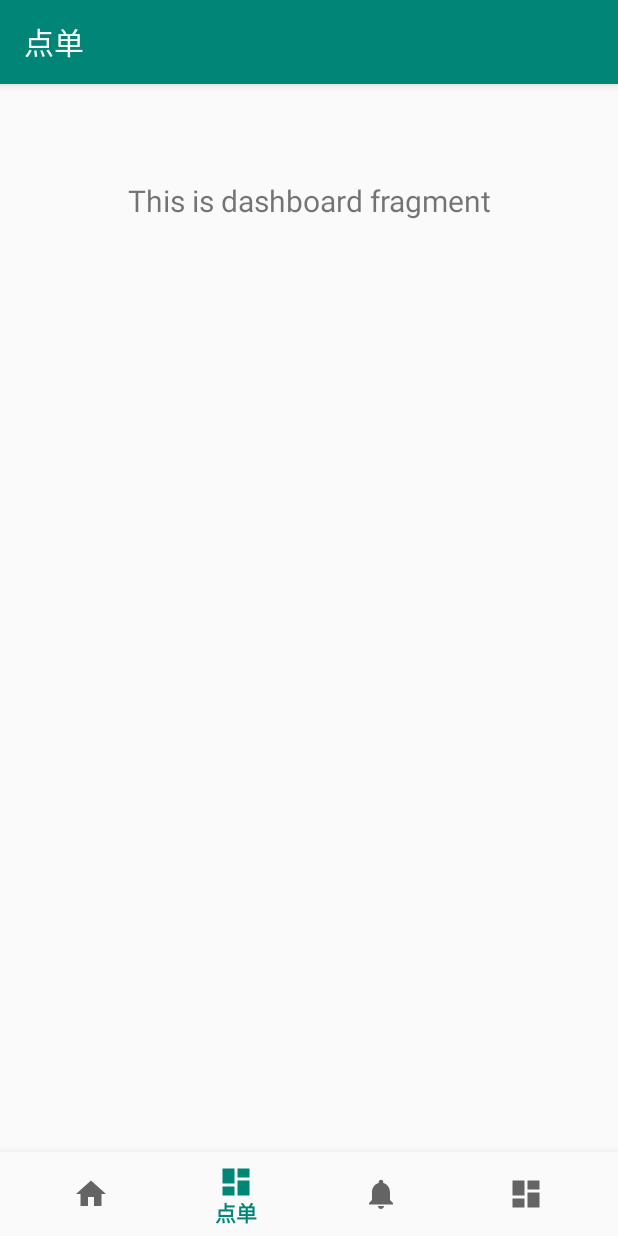
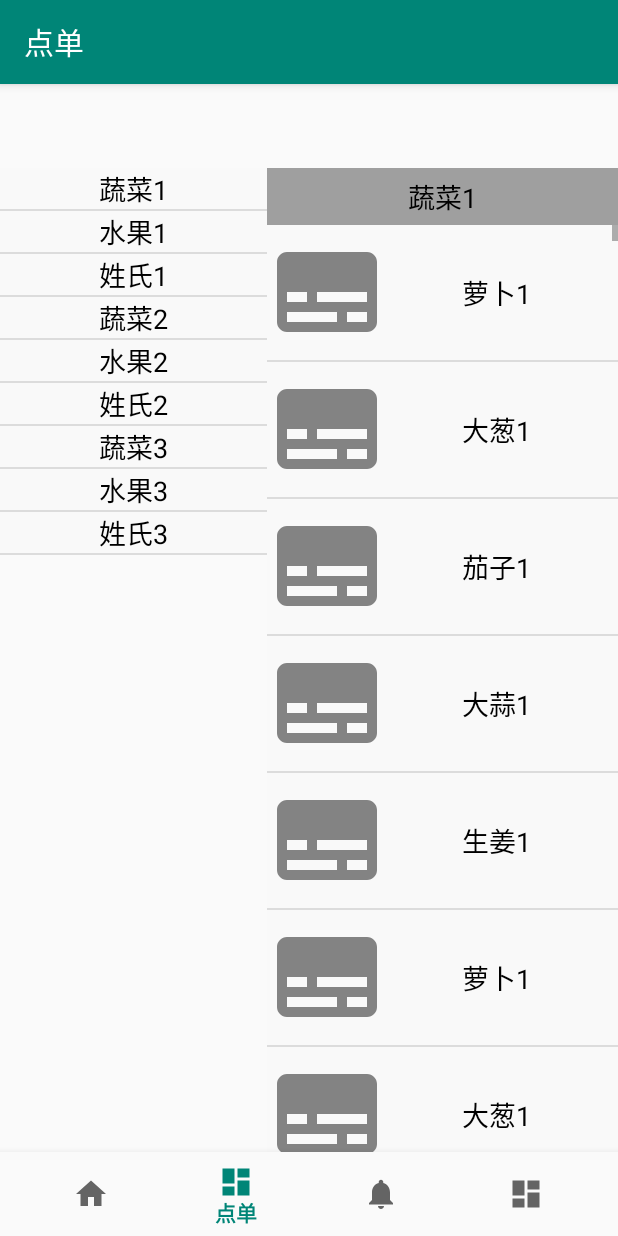
Before and after one commit to y894577/OrderApplication, an Android app: the DashboardFragment screen opened through its navigation route, on a phone screen of 412 x 824 dp. Run offline under Robolectric (Android 15) with nearby library versions, the phone set to English and light mode, and no system bars; our stand-ins replace navigation-ui; Roboto replaces fonts that are not available here.

Commit message:
【新增】订单滑动拖动界面

```diff
--- /dev/null
+++ b/app/src/main/java/com/example/myapplication/BaseData.java
@@ -0,0 +1,43 @@
+package com.example.myapplication;
+
+public class BaseData {
+    private String name;
+    private int type;// 类型 后边要根据类型显示标题
+    private String title;//
+
+    public BaseData(String name, int type, String title) {
+        super();
+        this.name = name;
+        this.type = type;
+        this.title = title;
+    }
+
+    public BaseData() {
+        super();
+    }
+
+    public String getTitle() {
+        return title;
+    }
+
+    public void setTitle(String title) {
+        this.title = title;
+    }
+
+    public String getName() {
+        return name;
+    }
+
+    public void setName(String name) {
+        this.name = name;
+    }
+
+    public int getType() {
+        return type;
+    }
+
+    public void setType(int type) {
+        this.type = type;
+    }
+
+}
--- a/app/src/main/java/com/example/myapplication/BottomBar.java
+++ b/app/src/main/java/com/example/myapplication/BottomBar.java
@@ -1,16 +1,36 @@
 package com.example.myapplication;
 
+import android.content.Context;
 import android.os.Bundle;
+import android.text.TextUtils;
+import android.widget.ListView;
+import android.widget.TextView;
 
+import com.example.myapplication.ui.dashboard.DashboardAdapter;
+import com.example.myapplication.ui.dashboard.DashboardFragment;
+import com.example.myapplication.ui.dashboard.LeftAdapter;
+import com.example.myapplication.ui.dashboard.RightAdapter;
 import com.google.android.material.bottomnavigation.BottomNavigationView;
 
 import androidx.appcompat.app.AppCompatActivity;
+import androidx.fragment.app.FragmentTransaction;
 import androidx.navigation.NavController;
 import androidx.navigation.Navigation;
 import androidx.navigation.ui.AppBarConfiguration;
 import androidx.navigation.ui.NavigationUI;
 
+import java.util.ArrayList;
+
 public class BottomBar extends AppCompatActivity {
+
+
+    private ListView listView;
+    private DashboardAdapter adapter;
+    private DashboardFragment myFragment;
+    public static int mPosition;
+
+
+
 
     @Override
     protected void onCreate(Bundle savedInstanceState) {
@@ -20,11 +40,19 @@ public class BottomBar extends AppCompatActivity {
         // Passing each menu ID as a set of Ids because each
         // menu should be considered as top level destinations.
         AppBarConfiguration appBarConfiguration = new AppBarConfiguration.Builder(
-                R.id.navigation_home, R.id.navigation_dashboard, R.id.navigation_notifications)
+                R.id.navigation_home, R.id.navigation_dashboard, R.id.navigation_notifications, R.id.navigation_myinfo)
                 .build();
         NavController navController = Navigation.findNavController(this, R.id.nav_host_fragment);
         NavigationUI.setupActionBarWithNavController(this, navController, appBarConfiguration);
         NavigationUI.setupWithNavController(navView, navController);
+        initData();
+
+
+    }
+
+    private void initData() {
+
+
     }
 
 }
--- /dev/null
+++ b/app/src/main/java/com/example/myapplication/ui/dashboard/DashboardAdapter.java
@@ -0,0 +1,52 @@
+package com.example.myapplication.ui.dashboard;
+
+import android.content.Context;
+import android.graphics.Color;
+import android.view.LayoutInflater;
+import android.view.View;
+import android.view.ViewGroup;
+import android.widget.BaseAdapter;
+import android.widget.TextView;
+
+import com.example.myapplication.R;
+
+public class DashboardAdapter extends BaseAdapter {
+    private Context context;
+    private String[] strings;
+    public static int mPosition;
+    public DashboardAdapter(Context context, String[] strings){
+        this.context =context;
+        this.strings = strings;
+    }
+
+
+    @Override
+    public int getCount() {
+        return strings.length;
+    }
+
+    @Override
+    public Object getItem(int position) {
+        return strings[position];
+    }
+
+    @Override
+    public long getItemId(int position) {
+        return position;
+    }
+
+    @Override
+    public View getView(int position, View convertView, ViewGroup parent) {
+        convertView = LayoutInflater.from(context).inflate(R.layout.fragment_dashboard, null);
+//        TextView tv = (TextView) convertView.findViewById(R.id.tv);
+//        mPosition = position;
+//        tv.setText(strings[position]);
+//        if (position == TestActivity.mPosition) {
+//            convertView.setBackgroundResource(R.mipmap.checkline);
+//        } else {
+//            convertView.setBackgroundColor(Color.parseColor("#ADADAD"));
+//        }
+        return convertView;
+
+    }
+}
--- a/app/src/main/java/com/example/myapplication/ui/dashboard/DashboardFragment.java
+++ b/app/src/main/java/com/example/myapplication/ui/dashboard/DashboardFragment.java
@@ -1,35 +1,145 @@
 package com.example.myapplication.ui.dashboard;
 
 import android.os.Bundle;
+import android.text.TextUtils;
 import android.view.LayoutInflater;
 import android.view.View;
 import android.view.ViewGroup;
+import android.widget.AbsListView;
+import android.widget.AdapterView;
+import android.widget.ListView;
 import android.widget.TextView;
 
 import androidx.annotation.Nullable;
 import androidx.annotation.NonNull;
 import androidx.fragment.app.Fragment;
+import androidx.fragment.app.FragmentTransaction;
 import androidx.lifecycle.Observer;
 import androidx.lifecycle.ViewModelProviders;
+import androidx.recyclerview.widget.RecyclerView;
 
+import com.example.myapplication.BaseData;
+import com.example.myapplication.BottomBar;
+import com.example.myapplication.MainActivity;
 import com.example.myapplication.R;
+
+import java.util.ArrayList;
 
 public class DashboardFragment extends Fragment {
 
     private DashboardViewModel dashboardViewModel;
+    public static final String TAG = "MyFragment";
+
+    private ListView lv_left;
+    private ListView lv_right;
 
     public View onCreateView(@NonNull LayoutInflater inflater,
                              ViewGroup container, Bundle savedInstanceState) {
         dashboardViewModel =
                 ViewModelProviders.of(this).get(DashboardViewModel.class);
         View root = inflater.inflate(R.layout.fragment_dashboard, container, false);
-        final TextView textView = root.findViewById(R.id.text_dashboard);
-        dashboardViewModel.getText().observe(this, new Observer<String>() {
+//        final TextView textView = root.findViewById(R.id.text_dashboard);
+//        dashboardViewModel.getText().observe(this, new Observer<String>() {
+//            @Override
+//            public void onChanged(@Nullable String s) {
+//                textView.setText(s);
+//            }
+//        });
+
+
+        ArrayList<BaseData> lists = new ArrayList<BaseData>();
+        String title[] = {"蔬菜1", "水果1", "姓氏1", "蔬菜2", "水果2", "姓氏2", "蔬菜3",
+                "水果3", "姓氏3"};
+        String name1[] = {"萝卜", "大葱", "茄子", "大蒜", "生姜", "萝卜", "大葱", "茄子",
+                "大蒜", "生姜", "萝卜", "大葱"};
+        String name2[] = {"苹果", "梨", "香蕉", "西瓜", "橘子", "大枣", "菠萝", "红提", "葡萄",
+                "樱桃", "椰子"};
+        String name3[] = {"郑", "王", "伊", "荆", "汤", "王", "孙", "李", "钱", "赵",
+                "祁", "韦", "宏"};
+        for (int i = 0; i < name1.length; i++) {
+            lists.add(new BaseData(name1[i] + 1, i, title[0]));
+        }
+        for (int i = 0; i < name2.length; i++) {
+            lists.add(new BaseData(name2[i] + 1, i, title[1]));
+        }
+        for (int i = 0; i < name3.length; i++) {
+            lists.add(new BaseData(name3[i] + 1, i, title[2]));
+        }
+        for (int i = 0; i < name1.length; i++) {
+            lists.add(new BaseData(name1[i] + 2, i, title[3]));
+        }
+        for (int i = 0; i < name2.length; i++) {
+            lists.add(new BaseData(name2[i] + 2, i, title[4]));
+        }
+        for (int i = 0; i < name3.length; i++) {
+            lists.add(new BaseData(name3[i] + 2, i, title[5]));
+        }
+        for (int i = 0; i < name1.length; i++) {
+            lists.add(new BaseData(name1[i] + 3, i, title[6]));
+        }
+        for (int i = 0; i < name2.length; i++) {
+            lists.add(new BaseData(name2[i] + 3, i, title[7]));
+        }
+        for (int i = 0; i < name3.length; i++) {
+            lists.add(new BaseData(name3[i] + 3, i, title[8]));
+        }
+
+//假数据创建的方式比较low,大家不喜勿喷
+
+//看下边这个集合,这个集合是右边所有要显示标题的条目的position
+
+        ArrayList<String> showTitle = new ArrayList<String>();
+        for (int i = 0; i < lists.size(); i++) {
+            if (i == 0) {//第一个必须显示
+                showTitle.add(i + "");
+            } else if (!TextUtils.equals(lists.get(i).getTitle(),
+                    lists.get(i - 1).getTitle())) {//如果跟上一个条目的type不一样就必须显示
+                showTitle.add(i + "");
+            }
+        }
+
+        lv_left = root.findViewById(R.id.lv_left);
+
+        lv_right = root.findViewById(R.id.lv_right);
+
+        TextView tv_title = root.findViewById(R.id.tv_title);
+
+        LeftAdapter leftAdapter = new LeftAdapter(getContext());
+
+
+        lv_left.setAdapter(leftAdapter);
+
+        RightAdapter rightAdapter = new RightAdapter(getContext());
+
+        lv_right.setAdapter(rightAdapter);
+        rightAdapter.updateData(lists);// 将数据源传递给Listview
+
+        tv_title.setText(lists.get(0).getTitle());// 主标题栏设置默认初始值
+
+
+        lv_left.setOnItemClickListener(new AdapterView.OnItemClickListener() {
+
+
+
+
+
             @Override
-            public void onChanged(@Nullable String s) {
-                textView.setText(s);
+            public void onItemClick(AdapterView<?> arg0, View arg1, int arg2,
+                                    long arg3) {
+                int firstVisibleItem = lv_right.getFirstVisiblePosition();
+                //右边Listview当前第一个可见条目的position
+//                updateLeftListview(firstVisibleItem, arg2);
+                lv_right.setSelection(Integer.parseInt(showTitle.get(arg2)));
+//arg2是点击(选择)左边条目的第几个
+//根据这个数字我们就能通过Integer.parseInt(showTitle.get(arg2))得到在点击左边后应该跳转到右边第几个条目
+                //  通过etSelection方法跳转
             }
         });
+
         return root;
     }
+
+
+
+
 }
--- /dev/null
+++ b/app/src/main/java/com/example/myapplication/ui/dashboard/LeftAdapter.java
@@ -0,0 +1,57 @@
+package com.example.myapplication.ui.dashboard;
+
+import android.content.Context;
+import android.view.View;
+import android.view.ViewGroup;
+import android.widget.BaseAdapter;
+import android.widget.TextView;
+
+import com.example.myapplication.R;
+
+
+public class LeftAdapter extends BaseAdapter {
+
+    private Context context;
+    String data[]={"蔬菜1","水果1","姓氏1","蔬菜2","水果2","姓氏2","蔬菜3","水果3","姓氏3"};
+
+    public LeftAdapter(Context context) {
+        super();
+        this.context = context;
+    }
+
+    @Override
+    public int getCount() {
+        return data.length;
+    }
+
+    @Override
+    public Object getItem(int position) {
+        return null;
+    }
+
+    @Override
+    public long getItemId(int position) {
+        return 0;
+    }
+
+    @Override
+    public View getView(final int position, View convertView, ViewGroup parent) {
+        ViewHold vh = null;
+        if (convertView == null) {
+            convertView = View.inflate(context, R.layout.item_left, null);
+            vh = new ViewHold();
+            convertView.setTag(vh);
+            vh.tv_left = (TextView) convertView.findViewById(R.id.tv_left);
+        } else {
+            vh = (ViewHold) convertView.getTag();
+        }
+        vh.tv_left.setTag(position);
+        vh.tv_left.setText(data[position]);
+        return convertView;
+    }
+
+    public class ViewHold {
+        TextView tv_left;
+
+    }
+}
--- /dev/null
+++ b/app/src/main/java/com/example/myapplication/ui/dashboard/RightAdapter.java
@@ -0,0 +1,81 @@
+package com.example.myapplication.ui.dashboard;
+
+import android.content.Context;
+import android.text.TextUtils;
+import android.view.View;
+import android.view.ViewGroup;
+import android.widget.BaseAdapter;
+import android.widget.TextView;
+
+import com.example.myapplication.BaseData;
+import com.example.myapplication.R;
+
+import java.util.ArrayList;
+
+public class RightAdapter extends BaseAdapter {
+    private Context context;
+    private ArrayList<BaseData> data = new ArrayList<>();
+
+    public RightAdapter(Context context) {
+        super();
+        this.context = context;
+    }
+
+
+    public void updateData(ArrayList<BaseData> lists) {
+        data.clear();
+        data.addAll(lists);
+        this.notifyDataSetChanged();
+    }
+
+    @Override
+    public int getCount() {
+        // TODO Auto-generated method stub
+        return data.size();
+    }
+
+    @Override
+    public Object getItem(int position) {
+
+        return null;
+    }
+
+    @Override
+    public long getItemId(int position) {
+        // TODO Auto-generated method stub
+        return 0;
+    }
+
+    @Override
+    public View getView(int position, View convertView, ViewGroup parent) {
+        ViewHold vh = null;
+        if (convertView == null) {
+            convertView = View.inflate(context, R.layout.item_right, null);
+            vh = new ViewHold();
+            convertView.setTag(vh);
+            vh.tv_content = (TextView) convertView
+                    .findViewById(R.id.tv_content);
+            vh.tv_right = (TextView) convertView.findViewById(R.id.tv_right);
+        } else {
+            vh = (ViewHold) convertView.getTag();
+        }
+        vh.tv_content.setText(data.get(position).getName());
+        if (position == 0) {//如果是第一个  需要显示标题
+            vh.tv_right.setVisibility(View.VISIBLE);
+            vh.tv_right.setText(data.get(position).getTitle());
+        } else if (!TextUtils.equals(data.get(position).getTitle(),
+                data.get(position - 1).getTitle())) {//如果这个标题和上一个不一样   也需要将标题显示出来
+            vh.tv_right.setVisibility(View.VISIBLE);
+            vh.tv_content.setText(data.get(position).getTitle());
+        } else {
+            vh.tv_right.setVisibility(View.GONE);
+        }
+        return convertView;
+    }
+
+    public class ViewHold {
+        TextView tv_content;
+        TextView tv_right;
+    }
+
+}
--- a/app/src/main/java/com/example/myapplication/ui/home/HomeFragment.java
+++ b/app/src/main/java/com/example/myapplication/ui/home/HomeFragment.java
@@ -1,32 +1,42 @@
 package com.example.myapplication.ui.home;
 
 import android.os.Bundle;
+import android.util.Log;
 import android.view.LayoutInflater;
 import android.view.View;
 import android.view.ViewGroup;
+import android.widget.Button;
 import android.widget.TextView;
 
 import androidx.annotation.Nullable;
 import androidx.annotation.NonNull;
+import androidx.appcompat.widget.AppCompatTextView;
 import androidx.fragment.app.Fragment;
 import androidx.lifecycle.Observer;
 import androidx.lifecycle.ViewModelProviders;
+import androidx.navigation.NavController;
+import androidx.navigation.Navigation;
 
+import com.example.myapplication.BottomBar;
 import com.example.myapplication.R;
 
 public class HomeFragment extends Fragment {
 
     private HomeViewModel homeViewModel;
+    private View root;
 
     private int[] resId = new int[]{
 
     };
 
+    private AppCompatTextView order;
+
+
     public View onCreateView(@NonNull LayoutInflater inflater,
                              ViewGroup container, Bundle savedInstanceState) {
         homeViewModel =
                 ViewModelProviders.of(this).get(HomeViewModel.class);
-        View root = inflater.inflate(R.layout.fragment_home, container, false);
+        root = inflater.inflate(R.layout.fragment_home, container, false);
 //        final TextView textView = root.findViewById(R.id.text_home);
 //        homeViewModel.getText().observe(this, new Observer<String>() {
 //            @Override
@@ -34,6 +44,22 @@ public class HomeFragment extends Fragment {
 //                textView.setText(s);
 //            }
 //        });
+
+        order = root.findViewById(R.id.order);
+
         return root;
     }
+
+    @Override
+    public void onActivityCreated(@Nullable Bundle savedInstanceState) {
+        super.onActivityCreated(savedInstanceState);
+
+        order.setOnClickListener(new View.OnClickListener() {
+            @Override
+            public void onClick(View v) {
+                Log.d("tag", "success");
+                Navigation.findNavController(v).navigate(R.id.navigation_dashboard);
+            }
+        });
+    }
 }
--- a/app/src/main/res/layout/fragment_dashboard.xml
+++ b/app/src/main/res/layout/fragment_dashboard.xml
@@ -1,19 +1,45 @@
 <?xml version="1.0" encoding="utf-8"?>
 <androidx.constraintlayout.widget.ConstraintLayout xmlns:android="http://schemas.android.com/apk/res/android"
     xmlns:app="http://schemas.android.com/apk/res-auto"
+    xmlns:tools="http://schemas.android.com/tools"
+    android:id="@+id/listview"
     android:layout_width="match_parent"
     android:layout_height="match_parent">
 
-    <TextView
-        android:id="@+id/text_dashboard"
+    <LinearLayout
         android:layout_width="match_parent"
-        android:layout_height="wrap_content"
-        android:layout_marginStart="8dp"
-        android:layout_marginTop="8dp"
-        android:layout_marginEnd="8dp"
-        android:textAlignment="center"
-        android:textSize="20sp"
-        app:layout_constraintEnd_toEndOf="parent"
-        app:layout_constraintStart_toStartOf="parent"
-        app:layout_constraintTop_toTopOf="parent" />
+        android:layout_height="match_parent"
+        android:orientation="horizontal">
+
+        <ListView
+            android:id="@+id/lv_left"
+            android:layout_width="100dp"
+            android:layout_height="match_parent"
+            android:layout_weight="1">
+
+        </ListView>
+
+        <RelativeLayout
+            android:layout_width="0dp"
+            android:layout_height="match_parent"
+            android:layout_weight="3">
+
+            <ListView
+                android:id="@+id/lv_right"
+                android:layout_width="600dp"
+                android:layout_height="match_parent">
+
+            </ListView>
+
+            <TextView
+                android:id="@+id/tv_title"
+                android:layout_width="match_parent"
+                android:layout_height="wrap_content"
+                android:background="#9f9f9f"
+                android:gravity="center"
+                android:padding="5dp"
+                android:textColor="#000000"
+                android:textSize="18sp" />
+        </RelativeLayout>
+    </LinearLayout>
 </androidx.constraintlayout.widget.ConstraintLayout>
--- /dev/null
+++ b/app/src/main/res/layout/item_left.xml
@@ -0,0 +1,17 @@
+<?xml version="1.0" encoding="utf-8"?>
+<LinearLayout xmlns:android="http://schemas.android.com/apk/res/android"
+    android:layout_width="match_parent"
+    android:layout_height="50dp"
+    android:background="#f9f9f9"
+    android:gravity="center"
+    android:orientation="vertical">
+
+    <TextView
+        android:id="@+id/tv_left"
+        android:layout_width="wrap_content"
+        android:layout_height="wrap_content"
+        android:text="左边条目"
+        android:textColor="#000000"
+        android:textSize="18sp" />
+
+</LinearLayout>
--- /dev/null
+++ b/app/src/main/res/layout/item_right.xml
@@ -0,0 +1,41 @@
+<?xml version="1.0" encoding="utf-8"?>
+<LinearLayout xmlns:android="http://schemas.android.com/apk/res/android"
+    android:layout_width="match_parent"
+    android:layout_height="wrap_content"
+    android:background="#f9f9f9"
+    android:gravity="center"
+    android:orientation="vertical">
+
+    <TextView
+        android:id="@+id/tv_right"
+        android:layout_width="wrap_content"
+        android:layout_height="wrap_content"
+        android:background="#9f9f9f"
+        android:gravity="center"
+        android:padding="5dp"
+        android:text="右边条目"
+        android:textColor="#000000"
+        android:textSize="18sp" />
+
+    <LinearLayout
+        android:layout_width="match_parent"
+        android:layout_height="90dp"
+        android:gravity="center_vertical"
+        android:orientation="horizontal">
+
+        <ImageView
+            android:layout_width="80dp"
+            android:layout_height="80dp"
+            android:background="@drawable/icon_index_order" />
+
+        <TextView
+            android:id="@+id/tv_content"
+            android:layout_width="wrap_content"
+            android:layout_height="wrap_content"
+            android:layout_marginLeft="50dp"
+            android:text="左边条目"
+            android:textColor="#000000"
+            android:textSize="18sp" />
+    </LinearLayout>
+
+</LinearLayout>
```
